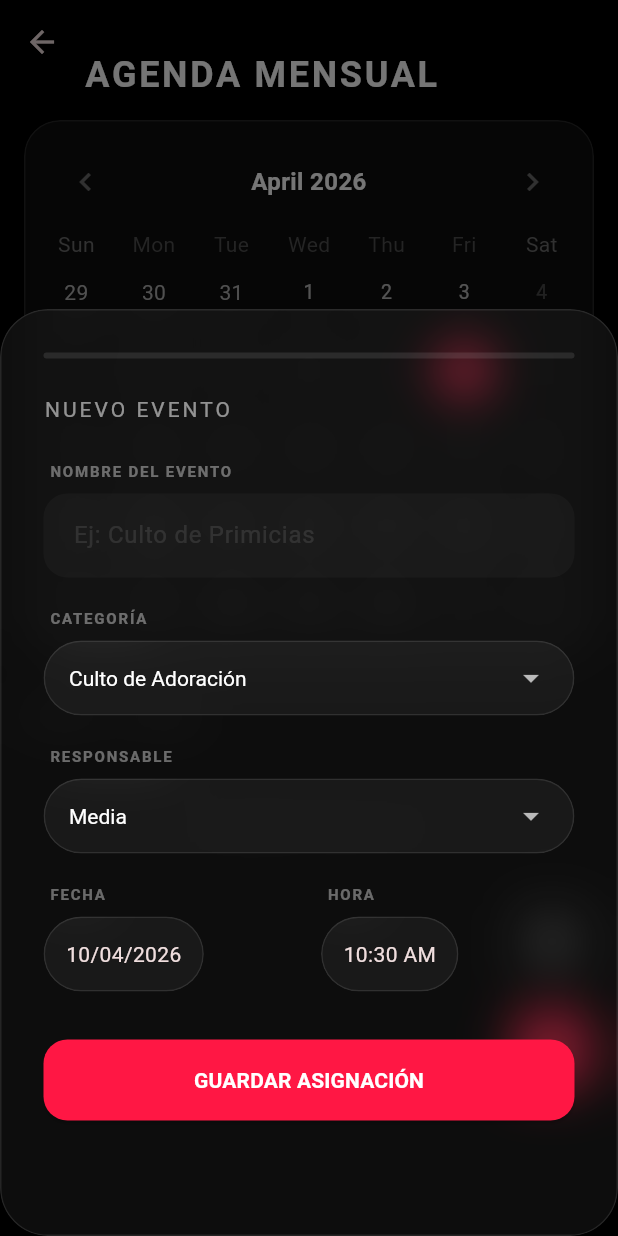
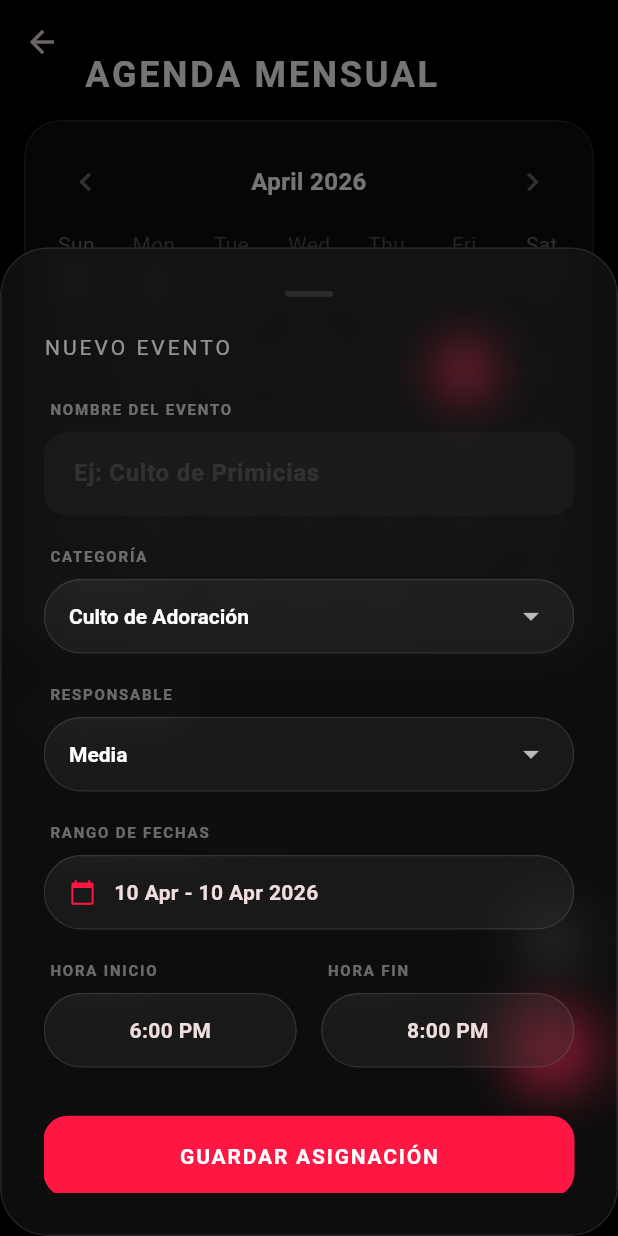
Before and after one commit to 2angeld1/MPOLOG, a Flutter app: the CalendarioPage screen opened directly, after a tap on the "add" icon, on a phone screen of 412 x 824 dp. Run offline on Flutter 3.47's test engine with Material 3 defaults, Android fonts, the phone set to English and light mode, and no system bars; drawn by our look-alikes of table_calendar; our stand-ins replace fl_chart, flutter_dotenv, flutter_slidable, google_maps_flutter, image_picker, shared_preferences and 1 more; missing offline and left inert: dart:html, excel; accounts and stored records are empty; network calls fail.

Commit message:
feat: implement event tracking UI with dynamic forms and backend model integration

```diff
--- a/mpolog_flutter/lib/widgets/modals/add_event_modal.dart
+++ b/mpolog_flutter/lib/widgets/modals/add_event_modal.dart
@@ -24,13 +24,18 @@ class _AddEventModalState extends State<AddEventModal> {
 
   String tipoSeleccionado = 'Culto de Adoración';
   String deptoSeleccionado = 'Media';
-  late DateTime fechaSeleccionada;
-  TimeOfDay horaSeleccionada = TimeOfDay.now();
+
+  late DateTimeRange fechaRange;
+  TimeOfDay horaInicio = const TimeOfDay(hour: 18, minute: 0);
+  TimeOfDay horaFin = const TimeOfDay(hour: 20, minute: 0);
 
   @override
   void initState() {
     super.initState();
-    fechaSeleccionada = widget.initialDate;
+    fechaRange = DateTimeRange(
+      start: widget.initialDate,
+      end: widget.initialDate,
+    );
   }
 
   @override
@@ -38,22 +43,30 @@ class _AddEventModalState extends State<AddEventModal> {
     final store = context.read<EventosStore>();
 
     return DraggableScrollableSheet(
-      initialChildSize: 0.75,
-      maxChildSize: 0.9,
+      initialChildSize: 0.8,
+      maxChildSize: 0.95,
+      minChildSize: 0.5,
       builder: (context, scrollController) => GlassContainer(
         borderRadius: 32,
         padding: const EdgeInsets.all(28),
         child: ListView(
           controller: scrollController,
           children: [
-            Container(width: 40, height: 4, margin: const EdgeInsets.only(bottom: 24), decoration: BoxDecoration(color: Colors.white10, borderRadius: BorderRadius.circular(2))),
+            Align(
+              alignment: Alignment.center,
+              child: Container(
+                width: 32, height: 4,
+                margin: const EdgeInsets.only(bottom: 24),
+                decoration: BoxDecoration(color: Colors.white10, borderRadius: BorderRadius.circular(2))
+              ),
+            ),
             Text('NUEVO EVENTO', style: AppTextStyles.label(context).copyWith(letterSpacing: 2, color: Colors.white54)),
             const SizedBox(height: 24),
 
             _buildFieldLabel('Nombre del Evento'),
             TextField(
               controller: nombreController,
-              style: const TextStyle(color: Colors.white),
+              style: const TextStyle(color: Colors.white, fontSize: 16, fontWeight: FontWeight.bold),
               decoration: _inputDecoration('Ej: Culto de Primicias'),
             ),
             const SizedBox(height: 20),
@@ -61,7 +74,7 @@ class _AddEventModalState extends State<AddEventModal> {
             _buildFieldLabel('Categoría'),
             _buildDropdown(
               value: tipoSeleccionado,
-              items: ['Hoja Semanal', 'Ayuno', 'Vigilia', 'Culto de Adoración', 'Reunión Liderazgo'],
+              items: ['Evangelismo', 'Ayuno', 'Vigilia', 'Culto de Adoración', 'Reunión Liderazgo'],
               onChanged: (v) => setState(() => tipoSeleccionado = v!),
             ),
             const SizedBox(height: 20),
@@ -69,8 +82,48 @@ class _AddEventModalState extends State<AddEventModal> {
             _buildFieldLabel('Responsable'),
             _buildDropdown(
               value: deptoSeleccionado,
-              items: ['Media', 'Altar', 'Seguridad', 'Cafetería', 'Génesis', 'JEF Teen', 'General'],
+              items: ['Media', 'Seguridad', 'Génesis', 'JEF', 'General', 'Logística', 'Servidores', 'Exploradores del Rey'],
               onChanged: (v) => setState(() => deptoSeleccionado = v!),
+            ),
+            const SizedBox(height: 20),
+
+            _buildFieldLabel('Rango de Fechas'),
+            InkWell(
+              onTap: () async {
+                final picked = await showDateRangePicker(
+                  context: context,
+                  initialDateRange: fechaRange,
+                  firstDate: DateTime(2023),
+                  lastDate: DateTime(2030),
+                  builder: (context, child) {
+                    return Theme(
+                      data: Theme.of(context).copyWith(
+                        colorScheme: const ColorScheme.dark(
+                          primary: AppColors.primary,
+                          onPrimary: Colors.white,
+                          surface: AppColors.surface,
+                          onSurface: Colors.white,
+                        ),
+                      ),
+                      child: child!,
+                    );
+                  },
+                );
+                if (picked != null) setState(() => fechaRange = picked);
+              },
+              child: GlassContainer(
+                padding: const EdgeInsets.symmetric(horizontal: 16, vertical: 14),
+                child: Row(
+                  children: [
+                    const Icon(Icons.calendar_today, size: 18, color: AppColors.primary),
+                    const SizedBox(width: 12),
+                    Text(
+                      '${DateFormat('dd MMM').format(fechaRange.start)} - ${DateFormat('dd MMM yyyy').format(fechaRange.end)}',
+                      style: const TextStyle(fontWeight: FontWeight.bold),
+                    ),
+                  ],
+                ),
+              ),
             ),
             const SizedBox(height: 20),
 
@@ -80,18 +133,16 @@ class _AddEventModalState extends State<AddEventModal> {
                   child: Column(
                     crossAxisAlignment: CrossAxisAlignment.start,
                     children: [
-                      _buildFieldLabel('Fecha'),
+                      _buildFieldLabel('Hora Inicio'),
                       InkWell(
                         onTap: () async {
-                          final picked = await showDatePicker(
-                            context: context,
-                            initialDate: fechaSeleccionada,
-                            firstDate: DateTime(2023),
-                            lastDate: DateTime(2030),
-                          );
-                          if (picked != null) setState(() => fechaSeleccionada = picked);
+                          final picked = await showTimePicker(context: context, initialTime: horaInicio);
+                          if (picked != null) setState(() => horaInicio = picked);
                         },
-                        child: GlassContainer(padding: const EdgeInsets.all(14), child: Text(DateFormat('dd/MM/yyyy').format(fechaSeleccionada))),
+                        child: GlassContainer(
+                          padding: const EdgeInsets.all(14),
+                          child: Center(child: Text(horaInicio.format(context), style: const TextStyle(fontWeight: FontWeight.bold))),
+                        ),
                       ),
                     ],
                   ),
@@ -101,13 +152,16 @@ class _AddEventModalState extends State<AddEventModal> {
                   child: Column(
                     crossAxisAlignment: CrossAxisAlignment.start,
                     children: [
-                      _buildFieldLabel('Hora'),
+                      _buildFieldLabel('Hora Fin'),
                       InkWell(
                         onTap: () async {
-                          final picked = await showTimePicker(context: context, initialTime: horaSeleccionada);
-                          if (picked != null) setState(() => horaSeleccionada = picked);
+                          final picked = await showTimePicker(context: context, initialTime: horaFin);
+                          if (picked != null) setState(() => horaFin = picked);
                         },
-                        child: GlassContainer(padding: const EdgeInsets.all(14), child: Text(horaSeleccionada.format(context))),
+                        child: GlassContainer(
+                          padding: const EdgeInsets.all(14),
+                          child: Center(child: Text(horaFin.format(context), style: const TextStyle(fontWeight: FontWeight.bold))),
+                        ),
                       ),
                     ],
                   ),
@@ -120,12 +174,18 @@ class _AddEventModalState extends State<AddEventModal> {
               onPressed: () async {
                 if (nombreController.text.isEmpty) return;
 
-                final inicio = DateTime(fechaSeleccionada.year, fechaSeleccionada.month, fechaSeleccionada.day, horaSeleccionada.hour, horaSeleccionada.minute);
-                final fin = inicio.add(const Duration(hours: 2));
+                final inicio = DateTime(
+                  fechaRange.start.year, fechaRange.start.month, fechaRange.start.day,
+                  horaInicio.hour, horaInicio.minute
+                );
+                final fin = DateTime(
+                  fechaRange.end.year, fechaRange.end.month, fechaRange.end.day,
+                  horaFin.hour, horaFin.minute
+                );
 
                 String tipoFinal = 'asignacion';
                 switch(tipoSeleccionado) {
-                  case 'Hoja Semanal': tipoFinal = 'hoja semanal'; break;
+                  case 'Evangelismo': tipoFinal = 'evangelismo'; break;
                   case 'Ayuno': tipoFinal = 'ayuno'; break;
                   case 'Vigilia': tipoFinal = 'vigilia'; break;
                   case 'Culto de Adoración': tipoFinal = 'culto'; break;
@@ -136,7 +196,7 @@ class _AddEventModalState extends State<AddEventModal> {
                   'nombre': nombreController.text,
                   'tipo': tipoFinal,
                   'departamento': deptoSeleccionado,
-                  'descripcion': descController.text,
+                  'descripcion': '',
                   'fechaInicio': inicio.toIso8601String(),
                   'fechaFin': fin.toIso8601String(),
                   'color': 'primary',
@@ -144,17 +204,24 @@ class _AddEventModalState extends State<AddEventModal> {
 
                 if (success && mounted) {
                   Navigator.pop(context);
-                  ScaffoldMessenger.of(context).showSnackBar(const SnackBar(content: Text('Evento agendado con éxito'), backgroundColor: Colors.green));
+                  ScaffoldMessenger.of(context).showSnackBar(const SnackBar(
+                    content: Text('Evento agendado con éxito'),
+                    backgroundColor: AppColors.success
+                  ));
                 } else if (mounted) {
-                  ScaffoldMessenger.of(context).showSnackBar(SnackBar(content: Text(store.errorMessage ?? 'Error al agendar'), backgroundColor: Colors.redAccent));
+                  ScaffoldMessenger.of(context).showSnackBar(SnackBar(
+                    content: Text(store.errorMessage ?? 'Error al agendar'),
+                    backgroundColor: AppColors.error
+                  ));
                 }
               },
               style: ElevatedButton.styleFrom(
                 backgroundColor: AppColors.primary,
                 minimumSize: const Size(double.infinity, 54),
-                shape: RoundedRectangleBorder(borderRadius: BorderRadius.circular(16))
+                shape: RoundedRectangleBorder(borderRadius: BorderRadius.circular(16)),
+                elevation: 0,
               ),
-              child: const Text('GUARDAR ASIGNACIÓN', style: TextStyle(fontWeight: FontWeight.bold, color: Colors.white)),
+              child: const Text('GUARDAR ASIGNACIÓN', style: TextStyle(fontWeight: FontWeight.bold, color: Colors.white, letterSpacing: 1.2)),
             ),
             const SizedBox(height: 40),
           ],
@@ -192,7 +259,7 @@ class _AddEventModalState extends State<AddEventModal> {
         isExpanded: true,
         underline: const SizedBox(),
         dropdownColor: AppColors.surface,
-        style: const TextStyle(color: Colors.white),
+        style: const TextStyle(color: Colors.white, fontWeight: FontWeight.bold),
         items: items.map((e) => DropdownMenuItem(value: e, child: Text(e))).toList(),
         onChanged: onChanged,
       ),
@@ -200,7 +267,6 @@ class _AddEventModalState extends State<AddEventModal> {
   }
 }
 
-// Helper function
 void showAddEventModal(BuildContext context, DateTime initialDate) {
   showModalBottomSheet(
     context: context,
```
Also changed, not shown: mpolog_flutter/lib/data/api_constants.dart (+8 -8 lines), mpolog_flutter/lib/ui/calendario_page.dart (+4 -3 lines), mpolog_flutter/lib/widgets/modals/conteo_form_modal.dart (+26 -9 lines), 1 other file.
